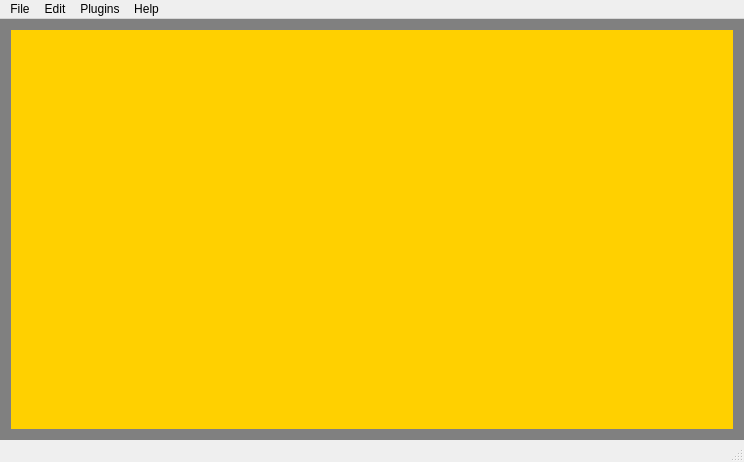
b4silio/MLDemos, file MLDemos/mldemos.ui: the form before one commit.
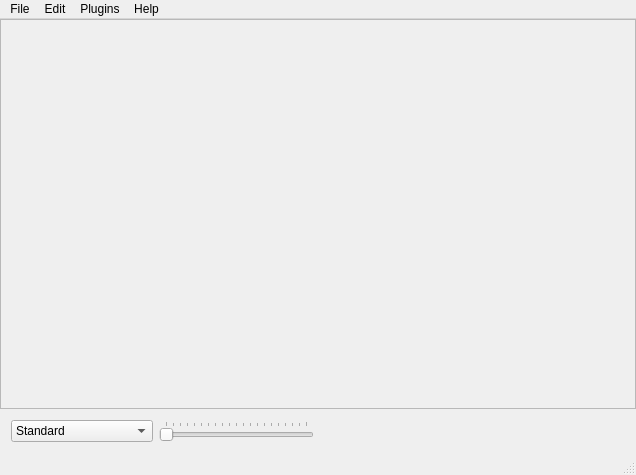
The form after the commit.

What changed in the file:
```diff
--- a/MLDemos/mldemos.ui
+++ b/MLDemos/mldemos.ui
@@ -6,8 +6,8 @@
    <rect>
     <x>0</x>
     <y>0</y>
-    <width>744</width>
-    <height>462</height>
+    <width>636</width>
+    <height>475</height>
    </rect>
   </property>
   <property name="sizePolicy">
@@ -27,12 +27,12 @@
   </property>
   <widget class="QWidget" name="centralWidget">
    <property name="sizePolicy">
-    <sizepolicy hsizetype="Expanding" vsizetype="Expanding">
+    <sizepolicy hsizetype="Preferred" vsizetype="Preferred">
      <horstretch>0</horstretch>
      <verstretch>0</verstretch>
     </sizepolicy>
    </property>
-   <layout class="QHBoxLayout" name="horizontalLayout">
+   <layout class="QVBoxLayout" name="verticalLayout" stretch="2,0">
     <property name="spacing">
      <number>0</number>
     </property>
@@ -40,24 +40,105 @@
      <number>0</number>
     </property>
     <item>
-     <widget class="QWidget" name="canvasWidget" native="true">
+     <widget class="QScrollArea" name="canvasArea">
       <property name="sizePolicy">
-       <sizepolicy hsizetype="Expanding" vsizetype="Expanding">
+       <sizepolicy hsizetype="Preferred" vsizetype="Preferred">
         <horstretch>0</horstretch>
         <verstretch>0</verstretch>
        </sizepolicy>
       </property>
-      <property name="styleSheet">
-       <string notr="true">background-color: rgb(128, 128, 128);</string>
+      <property name="widgetResizable">
+       <bool>true</bool>
       </property>
-      <layout class="QHBoxLayout" name="horizontalLayout_2">
+      <widget class="QWidget" name="canvasWidget">
+       <property name="geometry">
+        <rect>
+         <x>0</x>
+         <y>0</y>
+         <width>634</width>
+         <height>382</height>
+        </rect>
+       </property>
+       <property name="sizePolicy">
+        <sizepolicy hsizetype="Preferred" vsizetype="Preferred">
+         <horstretch>0</horstretch>
+         <verstretch>0</verstretch>
+        </sizepolicy>
+       </property>
+       <layout class="QVBoxLayout" name="verticalLayout_2"/>
+      </widget>
+     </widget>
+    </item>
+    <item>
+     <widget class="QWidget" name="canvasControlsWidget" native="true">
+      <layout class="QHBoxLayout" name="horizontalLayout" stretch="0,1,2">
        <item>
-        <widget class="QWidget" name="widget" native="true">
-         <property name="styleSheet">
-          <string notr="true">background-color: rgb(255, 208, 0);</string>
+        <widget class="QComboBox" name="canvasTypeCombo">
+         <item>
+          <property name="text">
+           <string>Standard</string>
+          </property>
+         </item>
+         <item>
+          <property name="text">
+           <string>Scatterplots</string>
+          </property>
+         </item>
+         <item>
+          <property name="text">
+           <string>Parallel Coordinates</string>
+          </property>
+         </item>
+         <item>
+          <property name="text">
+           <string>Radial Graph</string>
+          </property>
+         </item>
+         <item>
+          <property name="text">
+           <string>Andrews Plots</string>
+          </property>
+         </item>
+        </widget>
+       </item>
+       <item>
+        <widget class="QSlider" name="canvasZoomSlider">
+         <property name="enabled">
+          <bool>false</bool>
          </property>
+         <property name="minimum">
+          <number>0</number>
+         </property>
+         <property name="maximum">
+          <number>100</number>
+         </property>
+         <property name="orientation">
+          <enum>Qt::Horizontal</enum>
+         </property>
+         <property name="invertedAppearance">
+          <bool>false</bool>
+         </property>
+         <property name="tickPosition">
+          <enum>QSlider::TicksAbove</enum>
+         </property>
+         <property name="tickInterval">
+          <number>5</number>
+         </property>
         </widget>
        </item>
+       <item>
+        <spacer name="horizontalSpacer">
+         <property name="orientation">
+          <enum>Qt::Horizontal</enum>
+         </property>
+         <property name="sizeHint" stdset="0">
+          <size>
+           <width>40</width>
+           <height>20</height>
+          </size>
+         </property>
+        </spacer>
+       </item>
       </layout>
      </widget>
     </item>
@@ -68,7 +149,7 @@
     <rect>
      <x>0</x>
      <y>0</y>
-     <width>744</width>
+     <width>636</width>
      <height>22</height>
     </rect>
    </property>
```
Left out of the diff: 14 changed lines with no effect on the pictures.
